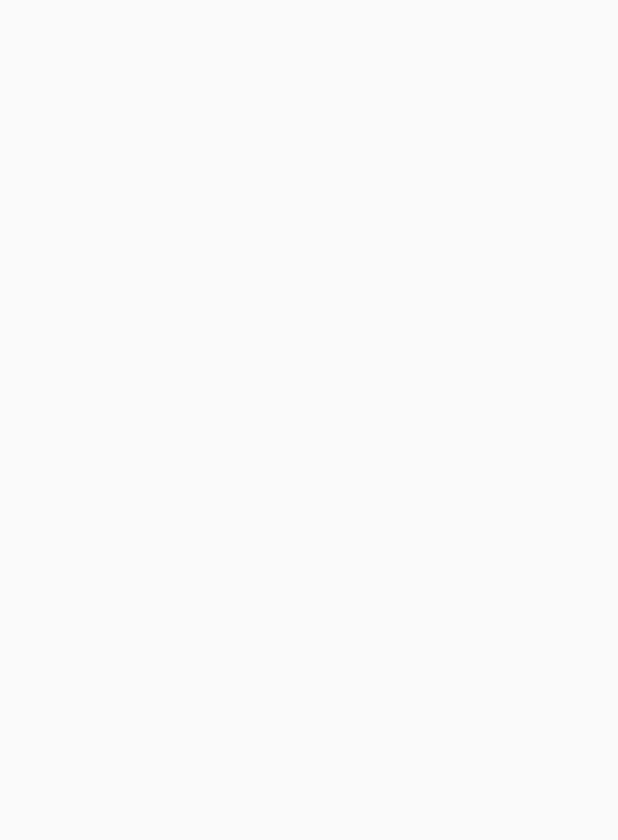
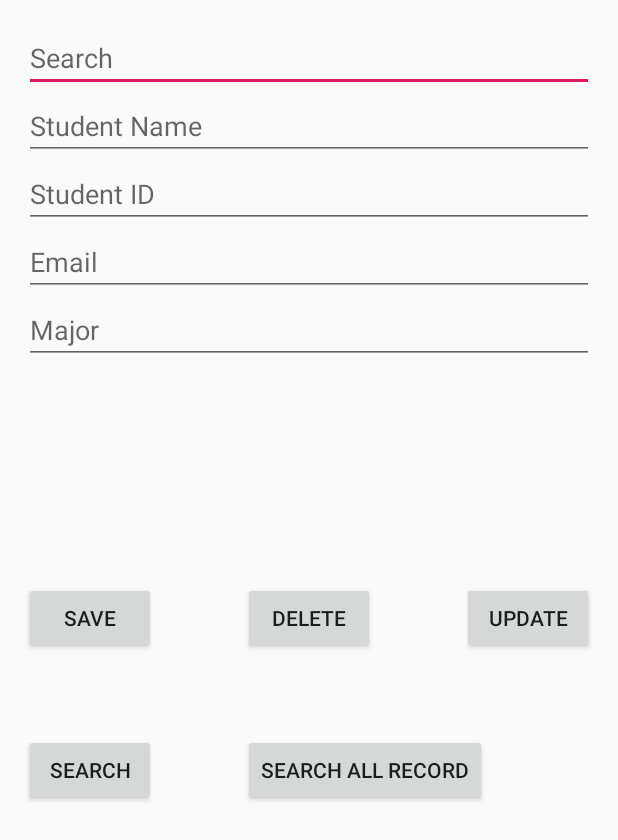
Before and after one commit to akashgoel0513/ModulMapper, an Android app: the ClientDashboard screen opened directly, with no data from a screen before it, on a phone screen of 412 x 824 dp. Before the commit the part shown is empty. Shown: the top 840 px of the screen. Run offline under Robolectric (Android 15) with nearby library versions, the phone set to English and light mode, and no system bars.

Commit message:
tab view for year 1, year2, year3 created client- CRUD operations for student created

```diff
--- a/app/src/main/java/com/example/modulmapper/ClientDashboard.java
+++ b/app/src/main/java/com/example/modulmapper/ClientDashboard.java
@@ -1,13 +1,151 @@
 package com.example.modulmapper;
 
+import android.content.Context;
+import android.database.Cursor;
+import android.database.sqlite.SQLiteDatabase;
 import android.support.v7.app.AppCompatActivity;
 import android.os.Bundle;
+import android.text.Editable;
+import android.view.View;
+import android.widget.Button;
+import android.widget.EditText;
+import android.widget.Toast;
 
-public class ClientDashboard extends AppCompatActivity {
+public class ClientDashboard extends AppCompatActivity implements View.OnClickListener{
+
+    EditText student_search, student_name, student_id, student_email, student_major;
+    SQLiteDatabase sqlitedb;
+    Button add, delete, update, Search, searchall;
+    String studentsearch, name, studentid, studentemail, major, search;
 
     @Override
     protected void onCreate(Bundle savedInstanceState) {
         super.onCreate(savedInstanceState);
         setContentView(R.layout.activity_client_dashboard);
+
+        //create database
+        sqlitedb = openOrCreateDatabase("WIntecClient", Context.MODE_PRIVATE, null);
+        //create table StudentDetails
+        sqlitedb.execSQL("Create table if not EXISTS StudentDetails(id integer primary key autoincrement, studentName varchar(255), studentID varchar(255), studentEmail varchar(255), studentMajor varchar(255));");
+
+        student_search = (EditText) findViewById(R.id.student_search);
+        student_name = (EditText) findViewById(R.id.student_name);
+        student_id = (EditText) findViewById(R.id.student_id);
+        student_email = (EditText) findViewById(R.id.student_email);
+        student_major = (EditText) findViewById(R.id.student_major);
+        add = (Button) findViewById(R.id.btnsave);
+        delete = (Button) findViewById(R.id.btndel);
+        update = (Button) findViewById(R.id.btnupdate);
+        Search = (Button) findViewById(R.id.btnsearch);
+        searchall = (Button) findViewById(R.id.btnsearchall);
+
+        add.setOnClickListener(this);
+        delete.setOnClickListener(this);
+        update.setOnClickListener(this);
+        Search.setOnClickListener(this);
+        searchall.setOnClickListener(this);
+
+    }
+    @Override
+    public void onClick(View view) {
+        if(view.getId()== R.id.btnsave){
+            name = student_name.getText().toString().trim();
+            studentid = student_id.getText().toString().trim();
+            studentemail = student_email.getText().toString().trim();
+            major = student_major.getText().toString().trim();
+
+            if(name.equals("") || studentid.equals("") || studentemail.equals("") || major.equals("")){
+                Toast.makeText(this, "Fields cannot be empty", Toast.LENGTH_SHORT).show();
+                return;
+            }else{
+                sqlitedb.execSQL("Insert into StudentDetails(studentName, studentID, studentEmail, studentMajor)VALUES('"+name+"','"+studentid+"','"+studentemail+"','"+student_major+"');");
+                Toast.makeText(this, "Record Saved", Toast.LENGTH_SHORT).show();
+            }
+        }
+        else if(view.getId() == R.id.btnsearchall){
+            Cursor c = sqlitedb.rawQuery("Select * from StudentDetails", null);
+            if(c.getCount()==0){
+                Toast.makeText(this, "Database Empty", Toast.LENGTH_SHORT).show();
+                return;
+            }
+
+            //display the result into string buffer
+            StringBuffer buffer = new StringBuffer();
+            while(c.moveToNext())
+            {
+                buffer.append("Student Id:" +c.getString(1)+"\n");
+                buffer.append("Student Name:" +c.getString(2)+"\n");
+                buffer.append("Student Email:" +c.getString(3)+"\n");
+                buffer.append("Student Major:" +c.getString(4)+"\n");
+            }
+            //display all data in Toast
+            Toast.makeText(this, buffer.toString(), Toast.LENGTH_LONG).show();
+        }
+        else if(view.getId() == R.id. btnsearch){
+            search = student_search.getText().toString().trim();
+            if(search.equals(""))
+            {
+                Toast.makeText(this, "Enter Student Name", Toast.LENGTH_SHORT).show();
+                return;
+            }
+            Cursor c = sqlitedb.rawQuery("Select * from StudentDetails where studentName = '"+ search+"'", null);
+            if(c.moveToFirst())
+            {
+                student_name.setText(c.getString(1));
+                student_id.setText(c.getString(2));
+                student_email.setText(c.getString(3));
+                student_major.setText(c.getString(4));
+            }else{
+                Toast.makeText(this, "Data Not Found", Toast.LENGTH_SHORT).show();
+            }
+        }
+        else if(view.getId() == R.id.btnupdate){
+            search = student_search.getText().toString().trim();
+            studentid = student_id.getText().toString().trim();
+            name = student_name.getText().toString().trim();
+            studentemail = student_email.getText().toString().trim();
+            major = student_major.getText().toString().trim();
+            if(search.equals(""))
+            {
+                Toast.makeText(this, "Please enter student nameto update", Toast.LENGTH_SHORT).show();
+                return;
+            }
+
+            Cursor cursorUpdate =  sqlitedb.rawQuery("Select * from StudentDetails WHERE StudentName = '"+search+"'", null);
+            if(cursorUpdate.moveToFirst())
+            {
+                if(name.equals("") || studentid.equals("") || studentemail.equals("") || major.equals(""))
+                {
+                    Toast.makeText(this, "Field cannot be empty", Toast.LENGTH_SHORT).show();
+                    return;
+                }
+                else
+                {
+                     sqlitedb.execSQL("Update StudentDetails SET studentName = '"+name+"', studentID = '"+studentid+"',studentEmail = '"+studentemail+"',studentMajor = '"+major+"' WHERE studentName = '"+search+"'");
+                    Toast.makeText(this, "Record Modified", Toast.LENGTH_SHORT).show();
+                }
+            }
+            else{
+                Toast.makeText(this, "Data Not Found", Toast.LENGTH_SHORT).show();
+            }
+        }
+        else if(view.getId() == R.id.btndel){
+            search = student_search.getText().toString().trim();
+            if(search.equals(""))
+            {
+                Toast.makeText(this, "nter Student Name to Delete", Toast.LENGTH_SHORT).show();
+                return;
+            }
+            Cursor cursorDelete = sqlitedb.rawQuery("Select * from StudentDetails WHERE StudentName = '"+search+"'", null);
+            if(cursorDelete.moveToFirst())
+            {
+                sqlitedb.execSQL("Delete From StudentDetails WHERE StudentName = '"+search+"'");
+                Toast.makeText(this, "Record Deleted", Toast.LENGTH_SHORT).show();
+            }
+            else
+            {
+                Toast.makeText(this, "Data Not Found", Toast.LENGTH_SHORT).show();
+            }
+        }
     }
 }
--- a/app/src/main/java/com/example/modulmapper/clientLogin.java
+++ b/app/src/main/java/com/example/modulmapper/clientLogin.java
@@ -38,7 +38,7 @@ public class clientLogin extends AppCompatActivity {
     public void validate(String username, String password){
         if((username.equals("WintecClient")) && (password.equals("wintec@123"))){
             String admin = "admin";
-            Intent i = new Intent(clientLogin.this, dashboard.class);
+            Intent i = new Intent(clientLogin.this, ClientDashboard.class);
             i.putExtra("admin", admin);
             startActivity(i);
         }
--- a/app/src/main/res/layout/activity_client_dashboard.xml
+++ b/app/src/main/res/layout/activity_client_dashboard.xml
@@ -1,9 +1,97 @@
-<?xml version="1.0" encoding="utf-8"?>
-<android.support.constraint.ConstraintLayout xmlns:android="http://schemas.android.com/apk/res/android"
-    xmlns:app="http://schemas.android.com/apk/res-auto"
-    xmlns:tools="http://schemas.android.com/tools"
-    android:layout_width="match_parent"
-    android:layout_height="match_parent"
-    tools:context=".ClientDashboard">
+<RelativeLayout xmlns:android="http://schemas.android.com/apk/res/android"
+    xmlns:tools="http://schemas.android.com/tools" android:layout_width="match_parent"
+    android:layout_height="match_parent" android:paddingLeft="@dimen/activity_horizontal_margin"
+    android:paddingRight="@dimen/activity_horizontal_margin"
+    android:paddingTop="@dimen/activity_vertical_margin"
+    android:paddingBottom="@dimen/activity_vertical_margin" tools:context=".MainActivity">
+    <EditText
+        android:layout_width="wrap_content"
+        android:layout_height="wrap_content"
+        android:id="@+id/student_search"
+        android:hint="Search"
+        android:layout_alignRight="@+id/btnupdate"
+        android:layout_alignEnd="@+id/btnupdate"
+        android:layout_alignParentLeft="true"
+        android:layout_alignParentStart="true" />
+    <EditText
+        android:layout_width="wrap_content"
+        android:layout_height="wrap_content"
+        android:id="@+id/student_name"
+        android:hint="Student Name"
+        android:layout_below="@+id/student_search"
+        android:layout_alignParentRight="true"
+        android:layout_alignParentEnd="true"
+        android:layout_alignParentLeft="true"
+        android:layout_alignParentStart="true" />
+    <EditText
+        android:layout_width="wrap_content"
+        android:layout_height="wrap_content"
+        android:id="@+id/student_id"
+        android:layout_below="@+id/student_name"
+        android:layout_alignParentLeft="true"
+        android:layout_alignParentStart="true"
+        android:layout_alignRight="@+id/student_name"
+        android:layout_alignEnd="@+id/student_name"
+        android:hint="Student ID" />
+    <EditText
+        android:layout_width="wrap_content"
+        android:layout_height="wrap_content"
+        android:id="@+id/student_email"
+        android:layout_below="@+id/student_id"
+        android:layout_alignParentLeft="true"
+        android:layout_alignParentStart="true"
+        android:layout_alignRight="@+id/student_id"
+        android:layout_alignEnd="@+id/student_id"
+        android:hint="Email" />
+    <EditText
+        android:layout_width="wrap_content"
+        android:layout_height="wrap_content"
+        android:id="@+id/student_major"
+        android:layout_below="@+id/student_email"
+        android:layout_alignParentLeft="true"
+        android:layout_alignParentStart="true"
+        android:layout_alignRight="@+id/student_email"
+        android:layout_alignEnd="@+id/student_email"
+        android:hint="Major" />
 
-</android.support.constraint.ConstraintLayout>
+    <Button
+        android:layout_width="wrap_content"
+        android:layout_height="wrap_content"
+        android:text="Save"
+        android:id="@+id/btnsave"
+        android:layout_centerVertical="true"
+        android:layout_alignParentLeft="true"
+        android:layout_alignParentStart="true" />
+    <Button
+        android:layout_width="wrap_content"
+        android:layout_height="wrap_content"
+        android:text="Update"
+        android:id="@+id/btnupdate"
+        android:layout_alignTop="@+id/btnsave"
+        android:layout_alignParentRight="true"
+        android:layout_alignParentEnd="true" />
+    <Button
+        android:layout_width="wrap_content"
+        android:layout_height="wrap_content"
+        android:text="Delete"
+        android:id="@+id/btndel"
+        android:layout_centerVertical="true"
+        android:layout_centerHorizontal="true" />
+    <Button
+        android:layout_width="wrap_content"
+        android:layout_height="wrap_content"
+        android:text="Search All Record"
+        android:id="@+id/btnsearchall"
+        android:layout_alignTop="@+id/btnsearch"
+        android:layout_alignLeft="@+id/btndel"
+        android:layout_alignStart="@+id/btndel" />
+    <Button
+        android:layout_width="wrap_content"
+        android:layout_height="wrap_content"
+        android:text="Search"
+        android:id="@+id/btnsearch"
+        android:layout_below="@+id/btnsave"
+        android:layout_alignParentLeft="true"
+        android:layout_alignParentStart="true"
+        android:layout_marginTop="53dp" />
+</RelativeLayout>
--- a/app/src/main/res/values/colors.xml
+++ b/app/src/main/res/values/colors.xml
@@ -7,4 +7,5 @@
     <color name="colorTeacher">#0790d1</color>
     <color name="Transparent"> #0000ffff</color>
     <color name="colorWhite"> #ffffff</color>
+    <color name="wintec"> #ffdd00</color>
 </resources>
--- a/build.gradle
+++ b/build.gradle
@@ -7,7 +7,7 @@ buildscript {
 
     }
     dependencies {
-        classpath 'com.android.tools.build:gradle:3.4.0'
+        classpath 'com.android.tools.build:gradle:3.4.1'
 
         // NOTE: Do not place your application dependencies here; they belong
         // in the individual module build.gradle files
```
Also changed, not shown: app/src/main/java/com/example/modulmapper/studentLogin.java (+8 -8 lines), app/src/main/java/com/example/modulmapper/web.java (+21 -0 lines), app/src/main/res/layout/activity_web.xml (+39 -3 lines).
